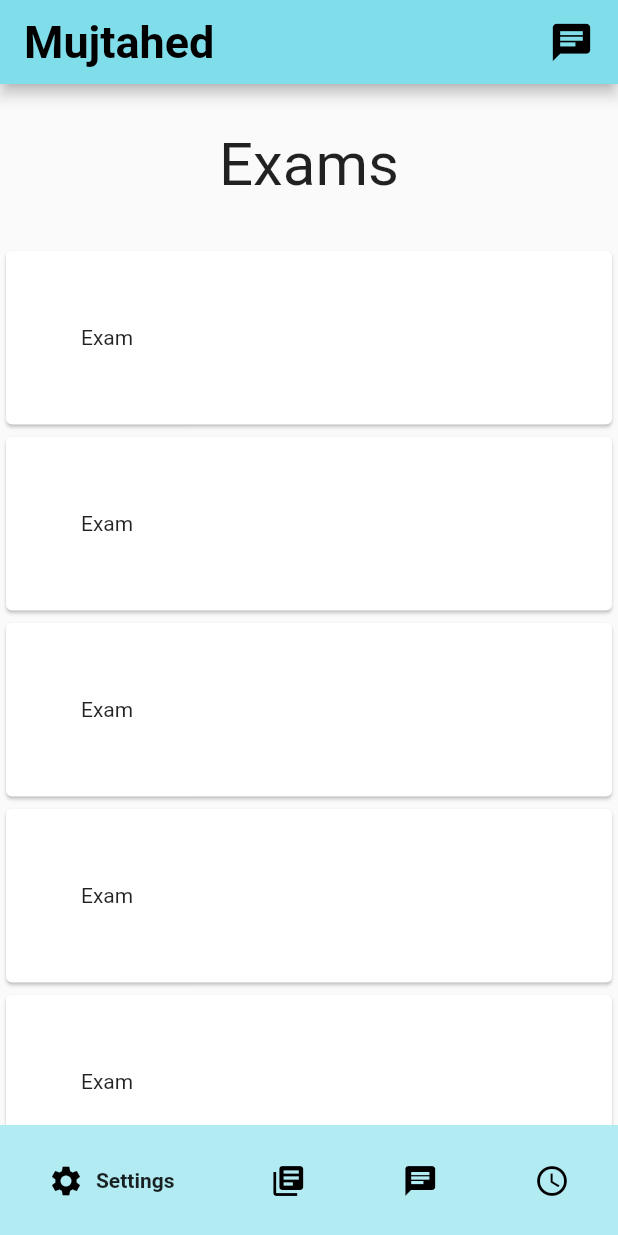
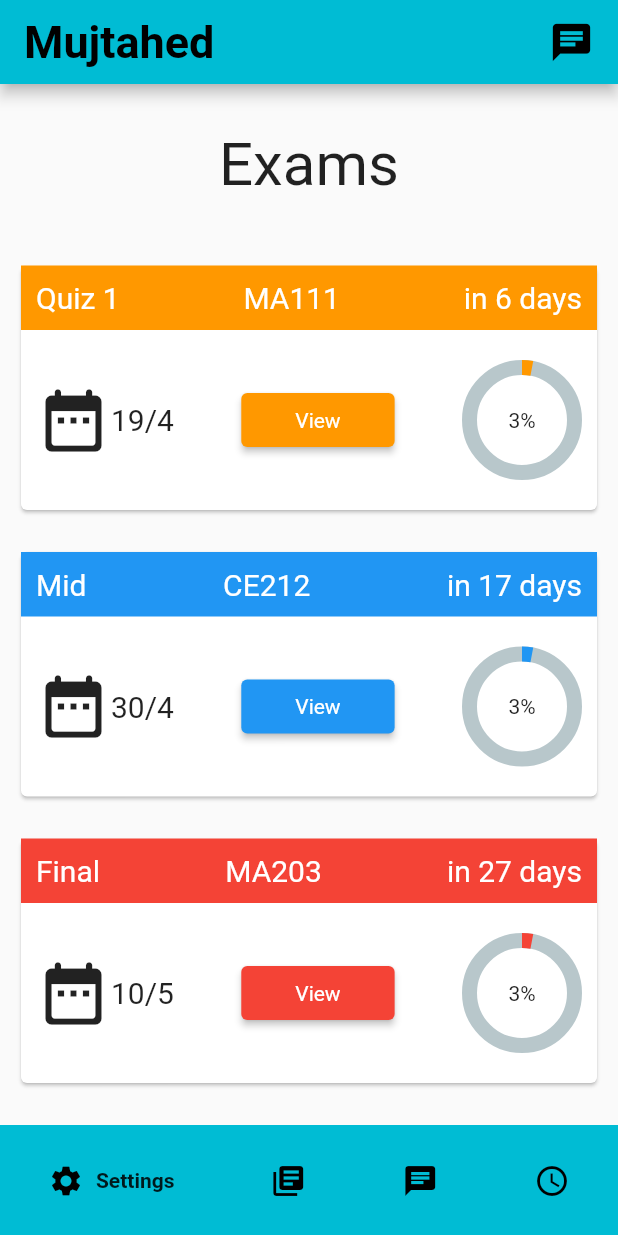
Before and after one commit to Greenstan/mujtahed_app, a Flutter app: the screen it shows after launch, on a phone screen of 412 x 824 dp. Run offline on Flutter 3.47's test engine with Material 2 defaults, Android fonts, the phone set to English and light mode, and no system bars; drawn by our look-alikes of google_nav_bar, percent_indicator.

Commit message:
Exam list page
- Created the basic exam item widget

```diff
--- a/lib/components/app_appbar.dart
+++ b/lib/components/app_appbar.dart
@@ -26,7 +26,7 @@ class CustomAppBar extends StatelessWidget implements PreferredSizeWidget {
           )
         ],
       ),
-      backgroundColor: Colors.cyan.shade200,
+      backgroundColor: Theme.of(context).primaryColor,
     );
   }
 
--- a/lib/components/app_navbar.dart
+++ b/lib/components/app_navbar.dart
@@ -13,7 +13,7 @@ class NavBar extends StatelessWidget {
   Widget build(BuildContext context) {
     return GNav(
       mainAxisAlignment: MainAxisAlignment.spaceAround,
-      backgroundColor: Colors.cyan.shade100,
+      backgroundColor: Theme.of(context).primaryColor,
       // Function to pass the value of the tab to the onChangeFunction
       onTabChange: (val) => onTabChange!(val),
       gap: 8,
--- a/lib/main.dart
+++ b/lib/main.dart
@@ -8,6 +8,7 @@ void main() {
 class MyApp extends StatelessWidget {
   const MyApp({super.key});
 
+  // static const Color mainColorBase = Colors.cyan;
   // This widget is the root of your application.
   @override
   Widget build(BuildContext context) {
@@ -15,7 +16,7 @@ class MyApp extends StatelessWidget {
       title: 'Mujtahed',
       debugShowCheckedModeBanner: false,
       theme: ThemeData(
-        primarySwatch: Colors.blue,
+        primarySwatch: Colors.cyan,
       ),
       home: MyHomePage(),
     );
--- a/lib/models/exam.dart
+++ b/lib/models/exam.dart
@@ -4,7 +4,7 @@ class ExamModel {
   String type;
   String name;
   String courseID;
-  String examDate;
+  DateTime examDate;
   List<SubjectModel> subjectList;
 
   ExamModel({
--- a/lib/pages/chatbot.dart
+++ b/lib/pages/chatbot.dart
@@ -15,7 +15,7 @@ class _StudyHelperState extends State<StudyHelper> {
       child: Column(
         children: [
           Text(
-            "StudyHelper",
+            "Study Helper",
             style: TextStyle(
               fontSize: 40,
               fontFamily: 'Roboto',
--- a/lib/pages/exams_list.dart
+++ b/lib/pages/exams_list.dart
@@ -1,5 +1,6 @@
 import 'package:flutter/material.dart';
 import '../widgets/exam_list_widget.dart';
+import '../widgets/exam_item.dart';
 
 class ExamsList extends StatefulWidget {
   ExamsList({Key? key}) : super(key: key);
@@ -22,17 +23,24 @@ class _ExamsListState extends State<ExamsList> {
             ),
           ),
           ExamListWidget(),
+          //Button section
           Container(
             padding: EdgeInsets.all(20),
             child: ElevatedButton(
-              style: ButtonStyle(
-                padding: MaterialStateProperty.all<EdgeInsets>(
-                    EdgeInsets.symmetric(vertical: 30, horizontal: 300)),
+              child: Container(
+                padding: EdgeInsets.all(10),
+                child: Row(
+                  mainAxisAlignment: MainAxisAlignment.center,
+                  children: [
+                    Icon(
+                      Icons.add,
+                    ),
+                  ],
+                ),
               ),
-              child: Icon(Icons.add),
               onPressed: () {},
             ),
-          )
+          ),
         ],
       ),
     );
--- a/lib/widgets/exam_item.dart
+++ b/lib/widgets/exam_item.dart
@@ -1,11 +1,118 @@
 import 'package:flutter/material.dart';
 import '../models/exam.dart';
+import 'package:percent_indicator/percent_indicator.dart';
 
 class ExamWidget extends StatelessWidget {
-  const ExamWidget({Key? key}) : super(key: key);
+  final ExamModel examObj;
+  const ExamWidget({required this.examObj, Key? key}) : super(key: key);
+
+// Function to select color based off of the type of exam
+  MaterialColor mainWidgetColor(String examType) {
+    if (examType == "Final") {
+      return Colors.red;
+    } else if (examType == "Mid") {
+      return Colors.blue;
+    } else {
+      return Colors.orange;
+    }
+  }
+
+  int examDateToNow() {
+    DateTime examDateValue = examObj.examDate;
+    DateTime now = DateTime.now();
+    int difference = examDateValue.difference(now).inDays;
+    return difference;
+  }
 
   @override
   Widget build(BuildContext context) {
-    return Card();
+    return Container(
+      padding: EdgeInsets.all(10),
+      child: Card(
+        child: Column(
+          children: [
+            Container(
+              color: mainWidgetColor(this.examObj.type),
+              padding: EdgeInsets.symmetric(vertical: 10, horizontal: 10),
+              child: Row(
+                mainAxisAlignment: MainAxisAlignment.spaceBetween,
+                children: [
+                  Text(
+                    this.examObj.name,
+                    style: TextStyle(
+                      color: Colors.white,
+                      fontSize: 20,
+                    ),
+                  ),
+                  Text(
+                    this.examObj.courseID,
+                    style: TextStyle(
+                      color: Colors.white,
+                      fontSize: 20,
+                    ),
+                  ),
+                  Text(
+                    "in ${examDateToNow()} days",
+                    style: TextStyle(
+                      color: Colors.white,
+                      fontSize: 20,
+                    ),
+                  ),
+                ],
+              ),
+            ),
+            //Main body of Exam Card
+            Container(
+              padding: EdgeInsets.symmetric(vertical: 20, horizontal: 10),
+              child: Row(
+                mainAxisAlignment: MainAxisAlignment.spaceBetween,
+                children: [
+                  Row(
+                    children: [
+                      Icon(
+                        Icons.date_range_rounded,
+                        size: 50,
+                      ),
+                      Text(
+                        "${this.examObj.examDate.day}/${this.examObj.examDate.month}",
+                        style: TextStyle(fontSize: 20),
+                      )
+                    ],
+                  ),
+                  ElevatedButton(
+                    child: Container(
+                      padding: EdgeInsets.symmetric(
+                        vertical: 10,
+                        horizontal: 20,
+                      ),
+                      child: Text(
+                        "View",
+                        style: TextStyle(
+                          color: Colors.white,
+                        ),
+                      ),
+                    ),
+                    style: ButtonStyle(
+                      backgroundColor: MaterialStateProperty.all(
+                        mainWidgetColor(this.examObj.type),
+                      ),
+                    ),
+                    onPressed: () {},
+                  ),
+                  //Percent of Subjects studied
+                  CircularPercentIndicator(
+                    radius: 40,
+                    percent: 0.03,
+                    lineWidth: 10,
+                    progressColor: mainWidgetColor(this.examObj.type),
+                    center: Text("3%"),
+                  )
+                ],
+              ),
+            ),
+          ],
+        ),
+      ),
+    );
   }
 }
--- a/lib/widgets/exam_list_widget.dart
+++ b/lib/widgets/exam_list_widget.dart
@@ -1,4 +1,7 @@
 import 'package:flutter/material.dart';
+import '../widgets/exam_item.dart';
+import '../models/exam.dart';
+import '../models/subject.dart';
 
 class ExamListWidget extends StatefulWidget {
   ExamListWidget({Key? key}) : super(key: key);
@@ -7,28 +10,40 @@ class ExamListWidget extends StatefulWidget {
   State<ExamListWidget> createState() => _ExamListWidgetState();
 }
 
-Card examCardWidget() {
-  return Card(
-    child: Container(
-      padding: EdgeInsets.all(50),
-      child: Row(
-        children: [
-          Text("Exam"),
-        ],
-      ),
+class _ExamListWidgetState extends State<ExamListWidget> {
+  List<ExamModel> sample = [
+    ExamModel(
+      type: "Quiz",
+      name: "Quiz 1",
+      courseID: "MA111",
+      examDate: DateTime(DateTime.now().year, 4, 19),
+      subjectList: [SubjectModel()],
     ),
-  );
-}
-
-class _ExamListWidgetState extends State<ExamListWidget> {
+    ExamModel(
+      type: "Mid",
+      name: "Mid",
+      courseID: "CE212",
+      examDate: DateTime(DateTime.now().year, 4, 30),
+      subjectList: [SubjectModel()],
+    ),
+    ExamModel(
+      type: "Final",
+      name: "Final",
+      courseID: "MA203",
+      examDate: DateTime(DateTime.now().year, 5, 10),
+      subjectList: [SubjectModel()],
+    ),
+  ];
   @override
   Widget build(BuildContext context) {
     return Container(
       height: 600,
       child: ListView.builder(
-        itemCount: 20,
+        itemCount: sample.length,
         itemBuilder: (ctx, ind) {
-          return examCardWidget();
+          return ExamWidget(
+            examObj: sample[ind],
+          );
         },
       ),
     );
--- a/pubspec.yaml
+++ b/pubspec.yaml
@@ -31,6 +31,7 @@ dependencies:
   flutter:
     sdk: flutter
   google_nav_bar: ^5.0.6
+  percent_indicator: ^4.0.1
 
 
   # The following adds the Cupertino Icons font to your application.
```
Also changed, not shown: pubspec.lock.
